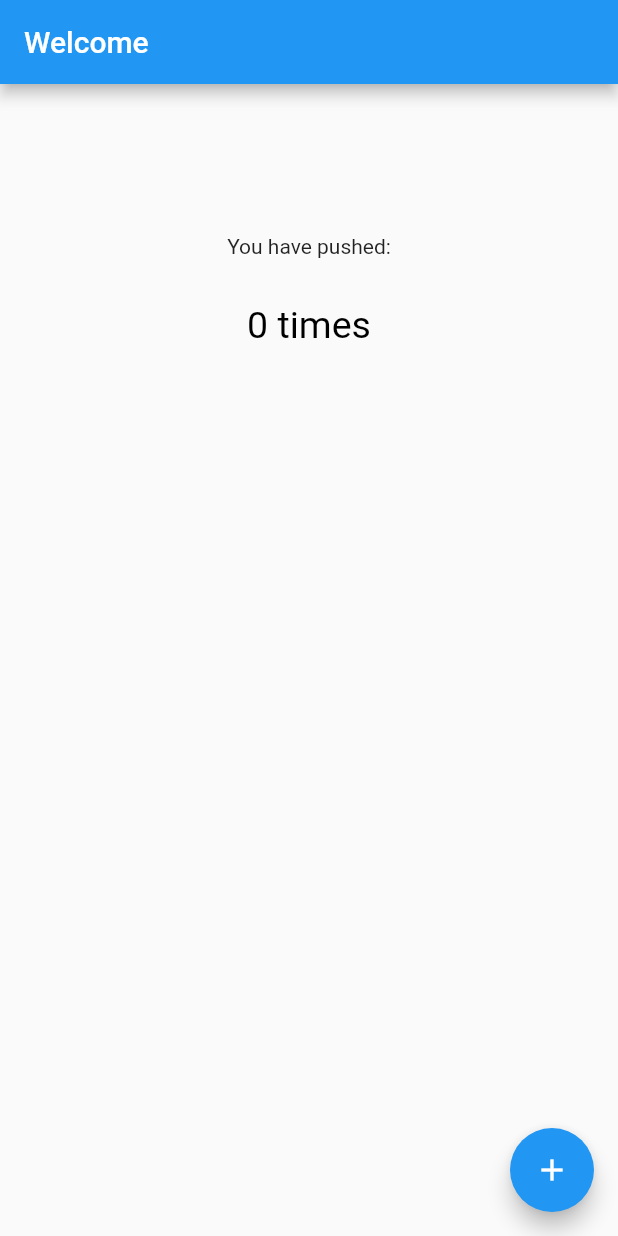
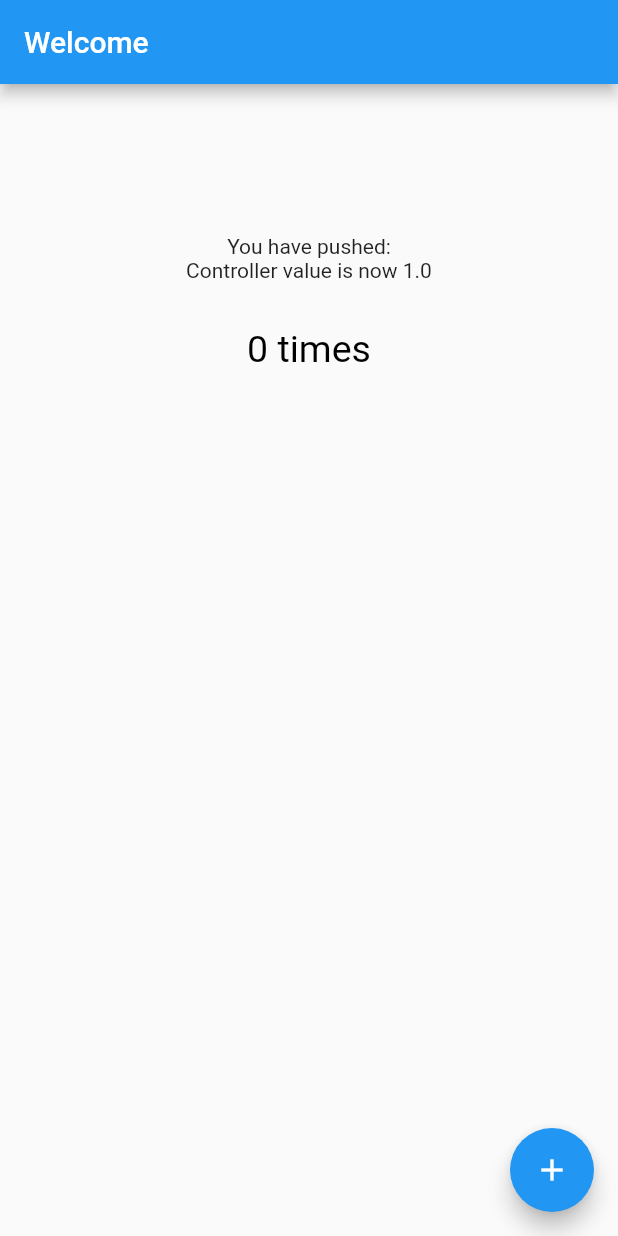
Before and after one commit to blueneogeo/flutter-view-test, a Flutter app: the screen it shows after launch, on a phone screen of 412 x 824 dp. Run offline on Flutter 3.47's test engine with Material 2 defaults, Android fonts, the phone set to English and light mode, and no system bars; our stand-ins replace flutter_platform_widgets.

Commit message:
first animation!

```diff
--- a/lib/pages/home/home.dart
+++ b/lib/pages/home/home.dart
@@ -8,6 +8,8 @@ import 'package:flutter_platform_widgets/flutter_platform_widgets.dart';
 import 'package:scoped_model/scoped_model.dart';
 // ignore: unused_import
 import 'package:tester/app-model.dart';
+
+import 'package:tester/util/controller_widget.dart';
 
 // ignore: non_constant_identifier_names
  HomePage({ AppModel model,  }) {
@@ -31,6 +33,14 @@ import 'package:tester/app-model.dart';
                     'You have pushed:'
                   ),
                   margin: EdgeInsets.only(top: 100.0)
+                ),
+                Control(
+                  duration: Duration(seconds: 5,),
+                  autoStart: true,
+                  builder: (controller) {
+                    print('returning text!');
+                    return Text('Controller value is now ${controller.value}');
+                  },
                 ),
                 DefaultTextStyle(
                   child: Container(
--- /dev/null
+++ b/lib/util/controller_widget.dart
@@ -0,0 +1,53 @@
+// ignore: unused_import
+import 'package:flutter/material.dart';
+// ignore: unused_import
+import 'package:flutter/cupertino.dart';
+// ignore: unused_import
+import 'package:flutter_platform_widgets/flutter_platform_widgets.dart';
+// ignore: unused_import
+import 'package:scoped_model/scoped_model.dart';
+// ignore: unused_import
+import 'package:tester/app-model.dart';
+
+typedef Widget AnimationControlledBuilder(AnimationController controller);
+
+class Control extends StatefulWidget {
+  final Duration duration;
+  final AnimationControlledBuilder builder;
+  final bool autoStart;
+
+  Control({@required this.duration, @required this.builder, this.autoStart = false});
+
+  @override
+  State<Control> createState() {
+    return _ControlState(duration: duration, builder: builder, autoStart: autoStart);
+  }
+}
+
+class _ControlState extends State<Control> with SingleTickerProviderStateMixin {
+  final Duration duration;
+  final AnimationControlledBuilder builder;
+  final bool autoStart;
+
+  AnimationController _controller;
+
+  _ControlState({@required this.duration, @required this.builder, this.autoStart});
+
+  @override
+  void initState() {
+    super.initState();
+    _controller = AnimationController(duration: duration, vsync: this);
+    if(autoStart) _controller.forward();
+    print('created controller $_controller');
+  }
+
+  @override
+  Widget build(BuildContext context) {
+    return AnimatedBuilder(
+      animation: _controller,
+      builder: (context, widget) {
+        return this.builder(_controller);
+      },
+    );
+  }
+}
```
Also changed, not shown: 1 other file.
